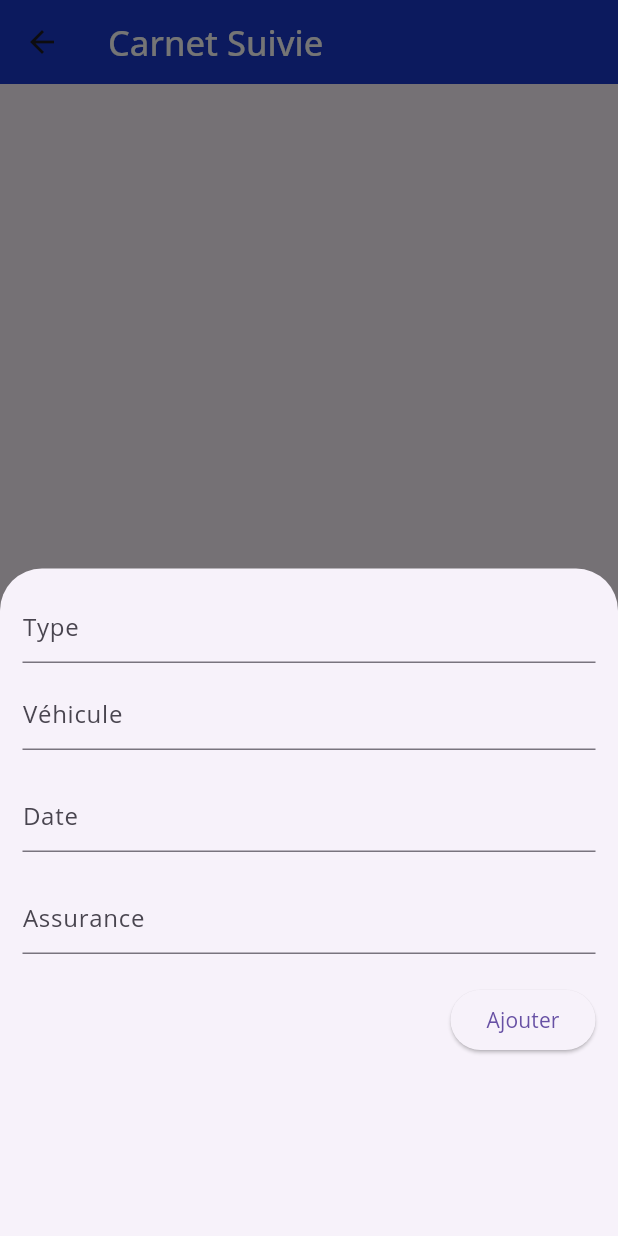
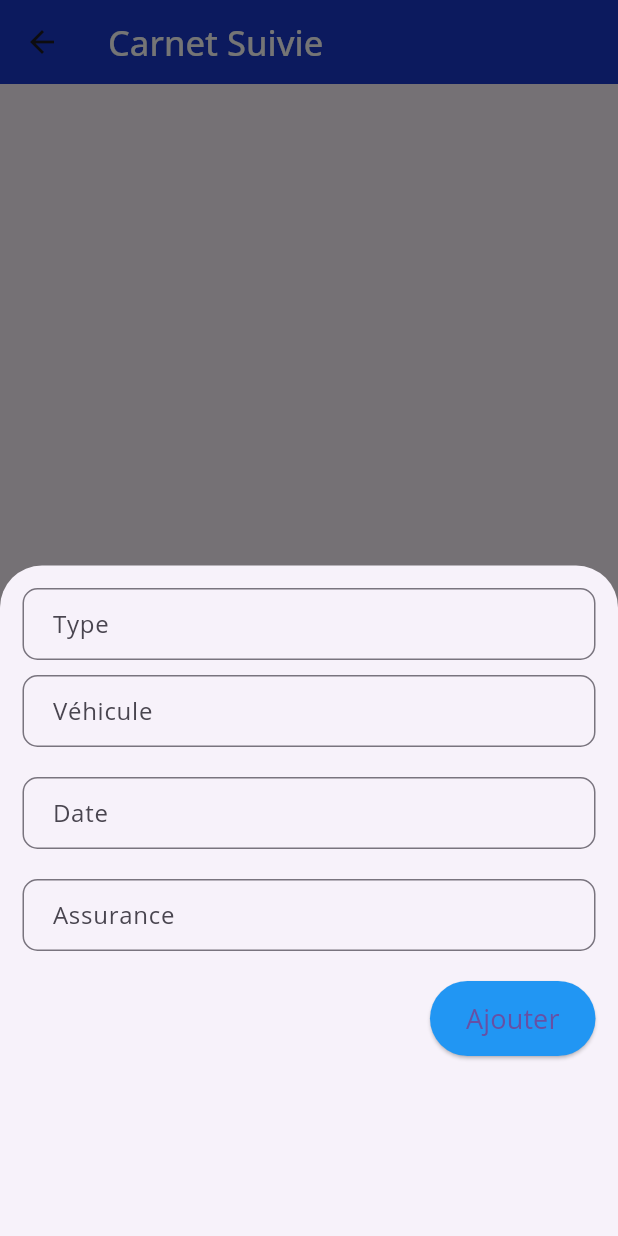
Before and after one commit to segnindenin/articars, a Flutter app: the SuivieCar screen opened directly, after a tap on the "post add" icon, on a phone screen of 412 x 824 dp. Run offline on Flutter 3.47's test engine with Material 3 defaults, Android fonts, the phone set to English and light mode, and no system bars; our stand-ins replace google_fonts, shared_preferences, sqflite; accounts and stored records are empty.

Commit message:
Ajout suivies

```diff
--- a/lib/screens/suivie_car.dart
+++ b/lib/screens/suivie_car.dart
@@ -71,30 +71,58 @@ class _SuivieCarState extends State<SuivieCar> {
           mainAxisSize: MainAxisSize.min,
           crossAxisAlignment: CrossAxisAlignment.end,
           children: [
-                  TextField(
+            TextFormField(
               controller: _typeSuivieController,
-                    decoration: const InputDecoration(hintText: 'Type'),
+              style: TextStyle(fontSize: 16),
+              decoration: InputDecoration(
+                hintText: 'Type',
+                border: OutlineInputBorder(
+                  borderRadius: BorderRadius.circular(10),
+                ),
+                contentPadding: EdgeInsets.symmetric(horizontal: 16),
+              ),
             ),
             const SizedBox(
               height: 10,
             ),
-                  TextField(
+            TextFormField(
               controller: _carController,
-                    decoration: const InputDecoration(hintText: 'Véhicule'),
+              style: TextStyle(fontSize: 16),
+              decoration: InputDecoration(
+                hintText: 'Véhicule',
+                border: OutlineInputBorder(
+                  borderRadius: BorderRadius.circular(10),
+                ),
+                contentPadding: EdgeInsets.symmetric(horizontal: 16),
+              ),
             ),
             const SizedBox(
               height: 20,
             ),
-                  TextField(
+            TextFormField(
               controller: _dateController,
-                    decoration: const InputDecoration(hintText: 'Date'),
+              style: TextStyle(fontSize: 16),
+              decoration: InputDecoration(
+                hintText: 'Date',
+                border: OutlineInputBorder(
+                  borderRadius: BorderRadius.circular(10),
+                ),
+                contentPadding: EdgeInsets.symmetric(horizontal: 16),
+              ),
             ),
             const SizedBox(
               height: 20,
             ),
-                  TextField(
+            TextFormField(
               controller: _assuranceController,
-                    decoration: const InputDecoration(hintText: 'Assurance'),
+              style: TextStyle(fontSize: 16),
+              decoration: InputDecoration(
+                hintText: 'Assurance',
+                border: OutlineInputBorder(
+                  borderRadius: BorderRadius.circular(10),
+                ),
+                contentPadding: EdgeInsets.symmetric(horizontal: 16),
+              ),
             ),
             const SizedBox(
               height: 20,
@@ -116,11 +144,19 @@ class _SuivieCarState extends State<SuivieCar> {
 
                 Navigator.of(context).pop();
               },
-                    child: Text(id == null ? 'Ajouter' : 'Modifier'),
-                  )
+              style: ElevatedButton.styleFrom(
+                primary: Colors.blue,
+                minimumSize: Size(100, 50),
+              ),
+              child: Text(
+                id == null ? 'Ajouter' : 'Modifier',
+                style: TextStyle(fontSize: 18),
+              ),
+            ),
           ],
         ),
-            ));
+      ),
+    );
   }
 
   Future<void> _addItem() async {
@@ -165,6 +201,8 @@ class _SuivieCarState extends State<SuivieCar> {
       ),
       body: _isLoading
           ? const Center(child: CircularProgressIndicator())
+          : _suivies.isEmpty
+              ? const Center(child: Text('Aucune suivies disponibles'))
               : SingleChildScrollView(
                   child: Column(
                     children: _suivies.map((suivie) {
@@ -179,7 +217,8 @@ class _SuivieCarState extends State<SuivieCar> {
                               decoration: BoxDecoration(
                                 borderRadius: BorderRadius.circular(10),
                                 border: Border.all(
-                              color: const Color.fromARGB(255, 229, 219, 219),
+                                  color:
+                                      const Color.fromARGB(255, 229, 219, 219),
                                   width: 2,
                                   style: BorderStyle.solid,
                                 ),
@@ -205,12 +244,13 @@ class _SuivieCarState extends State<SuivieCar> {
                                         Text(
                                           suivie['typeSuivie'],
                                           style: TextStyle(
-                                          fontSize: 22, color: Colors.white),
+                                              fontSize: 22,
+                                              color: Colors.white),
                                         ),
                                         IconButton(
                                           iconSize: 40,
-                                      onPressed: () =>
-                                          _confirmDeleteDialog(suivie['id']),
+                                          onPressed: () => _confirmDeleteDialog(
+                                              suivie['id']),
                                           icon: const Icon(
                                             Icons.delete,
                                             color: Colors.white,
@@ -246,7 +286,8 @@ class _SuivieCarState extends State<SuivieCar> {
                                     top: 80,
                                     left: 25,
                                     child: Column(
-                                  crossAxisAlignment: CrossAxisAlignment.start,
+                                      crossAxisAlignment:
+                                          CrossAxisAlignment.start,
                                       children: [
                                         Text(
                                           'numero de la police',
@@ -282,10 +323,12 @@ class _SuivieCarState extends State<SuivieCar> {
                                               children: [
                                                 const Text('Emission'),
                                                 Text(
-                                              formatDate(suivie['createdAt']),
+                                                  formatDate(
+                                                      suivie['createdAt']),
                                                   style: const TextStyle(
                                                       fontSize: 18,
-                                                  fontWeight: FontWeight.w500),
+                                                      fontWeight:
+                                                          FontWeight.w500),
                                                 ),
                                               ],
                                             ),
@@ -297,8 +340,8 @@ class _SuivieCarState extends State<SuivieCar> {
                                                 backgroundColor: Colors.blue,
                                               ),
                                               onPressed: () {},
-                                          icon:
-                                              const Icon(Icons.calendar_month),
+                                              icon: const Icon(
+                                                  Icons.calendar_month),
                                               label: Text(suivie['date']),
                                             ),
                                           ],
```
Lines whose indentation alone changed are shown as unchanged.
